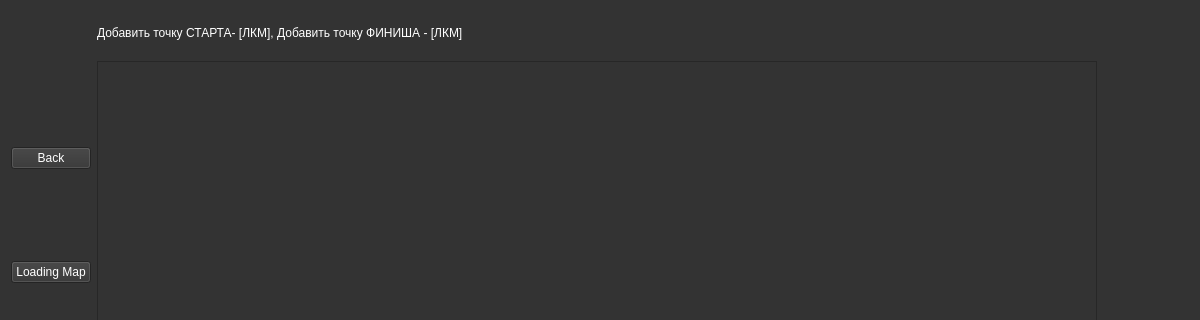
Before: the Qt Designer form ui/interfaceRoute.ui in woofiwaffle/Route-Map, drawn with Qt 5; both pictures show x 0 to 1200 and y 0 to 320 of the 1200 by 722 pixel window.
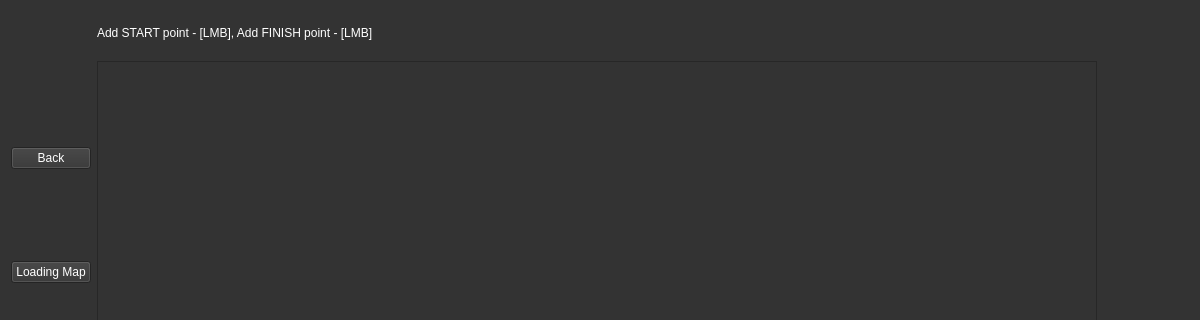
After: the same form once the commit is applied.

Diff of the .ui file:
```diff
--- a/ui/interfaceRoute.ui
+++ b/ui/interfaceRoute.ui
@@ -180,7 +180,7 @@
    <item row="0" column="1">
     <widget class="QLabel" name="label">
      <property name="text">
-      <string>Добавить точку СТАРТА- [ЛКМ], Добавить точку ФИНИША - [ЛКМ]</string>
+      <string>Add START point - [LMB], Add FINISH point - [LMB]</string>
      </property>
     </widget>
    </item>
```
